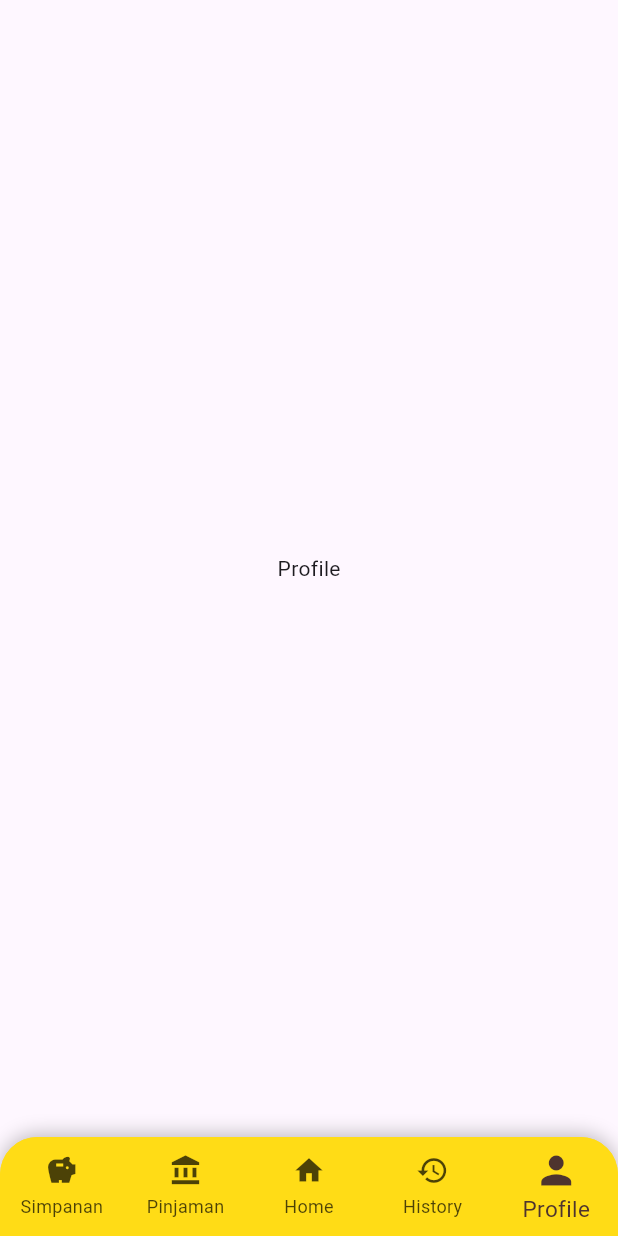
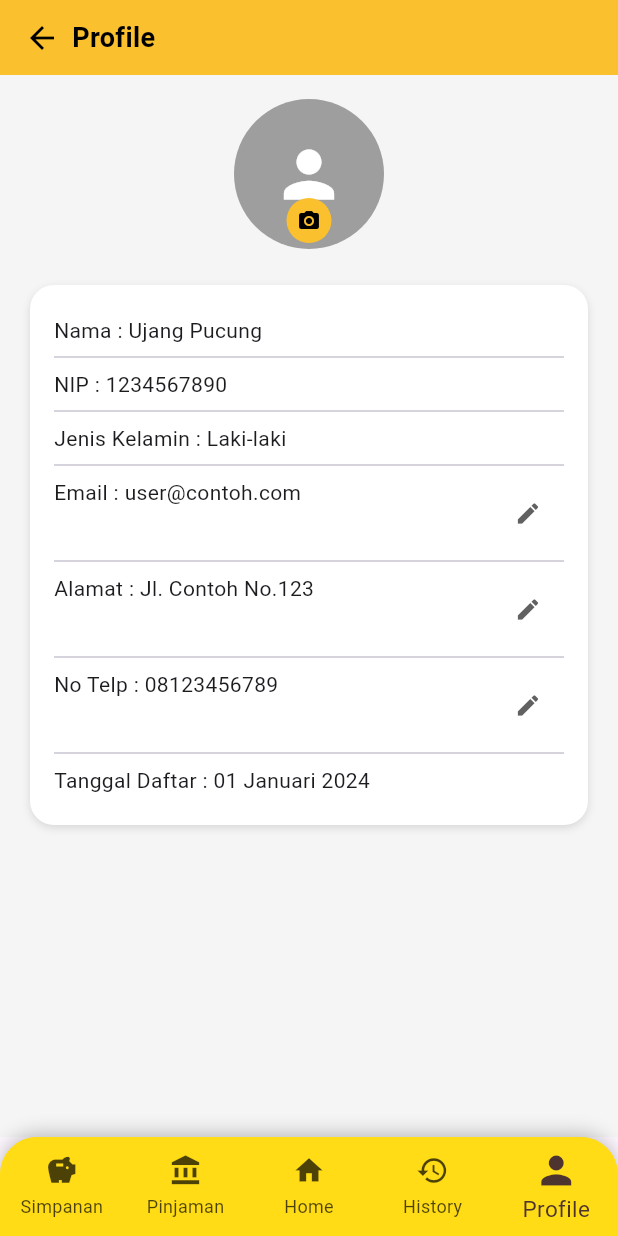
Before and after one commit to arppppppp/koperasimobile, a Flutter app: the MainScreenWrapper screen opened directly, item 5 of the bottom bar chosen, on a phone screen of 412 x 824 dp. Run offline on Flutter 3.47's test engine with Material 3 defaults, Android fonts, the phone set to English and light mode, and no system bars.

Commit message:
nambah profile

```diff
--- a/lib/main.dart
+++ b/lib/main.dart
@@ -1,5 +1,6 @@
 import 'package:flutter/material.dart';
 import 'routes.dart';
+
 
 void main() => runApp(MyApp());
 
--- a/lib/screen/homepage.dart
+++ b/lib/screen/homepage.dart
@@ -1,6 +1,7 @@
 import 'package:flutter/material.dart';
 import 'package:flutter/services.dart';
 import 'simpanan_screen.dart';
+import 'profile_screen.dart';
 
 void main() {
   SystemChrome.setSystemUIOverlayStyle(
@@ -59,7 +60,7 @@ class _MainScreenWrapperState extends State<MainScreenWrapper> {
     const Center(child: Text('Pinjaman')),
     const HomePage(),
     const Center(child: Text('History')),
-    const Center(child: Text('Profile')),
+    const ProfileScreen(),
   ];
 
   void _onItemTapped(int index) {
--- /dev/null
+++ b/lib/screen/profile_screen.dart
@@ -0,0 +1,155 @@
+import 'package:flutter/material.dart';
+
+class ProfileScreen extends StatefulWidget {
+  const ProfileScreen({super.key});
+
+  @override
+  State<ProfileScreen> createState() => _ProfileScreenState();
+}
+
+class _ProfileScreenState extends State<ProfileScreen> {
+  final TextEditingController emailController = TextEditingController(text: 'user@contoh.com');
+  final TextEditingController alamatController = TextEditingController(text: 'Jl. Contoh No.123');
+  final TextEditingController telpController = TextEditingController(text: '08123456789');
+
+  bool isEditingEmail = false;
+  bool isEditingAlamat = false;
+  bool isEditingTelp = false;
+
+  @override
+  Widget build(BuildContext context) {
+    return Scaffold(
+      backgroundColor: Colors.grey[100],
+      body: SafeArea(
+        child: Column(
+          children: [
+            // AppBar Custom
+            Container(
+              color: Colors.yellow[700],
+              padding: const EdgeInsets.symmetric(horizontal: 16, vertical: 12),
+              child: Row(
+                children: [
+                  InkWell(
+                    onTap: () => Navigator.pop(context),
+                    child: const Icon(Icons.arrow_back, color: Colors.black),
+                  ),
+                  const SizedBox(width: 8),
+                  const Text(
+                    'Profile',
+                    style: TextStyle(fontSize: 18, fontWeight: FontWeight.bold, color: Colors.black),
+                  ),
+                ],
+              ),
+            ),
+
+            const SizedBox(height: 16),
+
+            // Foto Profil
+            Stack(
+              alignment: Alignment.bottomCenter,
+              children: [
+                const CircleAvatar(
+                  radius: 50,
+                  backgroundColor: Colors.grey,
+                  child: Icon(Icons.person, size: 50, color: Colors.white),
+                ),
+                Positioned(
+                  bottom: 4,
+                  child: CircleAvatar(
+                    radius: 15,
+                    backgroundColor: Colors.yellow[700],
+                    child: const Icon(Icons.camera_alt, size: 16, color: Colors.black),
+                  ),
+                ),
+              ],
+            ),
+
+            const SizedBox(height: 24),
+
+            // Kartu Data Profil
+            Padding(
+              padding: const EdgeInsets.symmetric(horizontal: 20),
+              child: Container(
+                padding: const EdgeInsets.symmetric(horizontal: 16, vertical: 20),
+                decoration: BoxDecoration(
+                  color: Colors.white,
+                  borderRadius: BorderRadius.circular(16),
+                  boxShadow: [
+                    BoxShadow(color: Colors.black12, blurRadius: 4, offset: Offset(0, 2))
+                  ],
+                ),
+                child: Column(
+                  crossAxisAlignment: CrossAxisAlignment.start,
+                  children: [
+                    const Text('Nama : Ujang Pucung'),
+                    const Divider(),
+                    const Text('NIP : 1234567890'),
+                    const Divider(),
+                    const Text('Jenis Kelamin : Laki-laki'),
+                    const Divider(),
+
+                    _buildEditableField(
+                      label: 'Email',
+                      controller: emailController,
+                      isEditing: isEditingEmail,
+                      onEdit: () => setState(() => isEditingEmail = !isEditingEmail),
+                    ),
+                    const Divider(),
+
+                    _buildEditableField(
+                      label: 'Alamat',
+                      controller: alamatController,
+                      isEditing: isEditingAlamat,
+                      onEdit: () => setState(() => isEditingAlamat = !isEditingAlamat),
+                    ),
+                    const Divider(),
+
+                    _buildEditableField(
+                      label: 'No Telp',
+                      controller: telpController,
+                      isEditing: isEditingTelp,
+                      onEdit: () => setState(() => isEditingTelp = !isEditingTelp),
+                    ),
+                    const Divider(),
+
+                    const Text('Tanggal Daftar : 01 Januari 2024'),
+                  ],
+                ),
+              ),
+            ),
+          ],
+        ),
+      ),
+    );
+  }
+
+  Widget _buildEditableField({
+    required String label,
+    required TextEditingController controller,
+    required bool isEditing,
+    required VoidCallback onEdit,
+  }) {
+    return Row(
+      crossAxisAlignment: CrossAxisAlignment.start,
+      children: [
+        Expanded(
+          child: isEditing
+              ? TextField(
+                  controller: controller,
+                  decoration: InputDecoration(
+                    labelText: label,
+                    isDense: true,
+                    contentPadding: const EdgeInsets.symmetric(vertical: 4),
+                  ),
+                )
+              : Text('$label : ${controller.text}'),
+        ),
+        IconButton(
+          icon: Icon(isEditing ? Icons.check : Icons.edit, size: 18),
+          onPressed: onEdit,
+          color: Colors.grey[700],
+        ),
+      ],
+    );
+  }
+}
```
